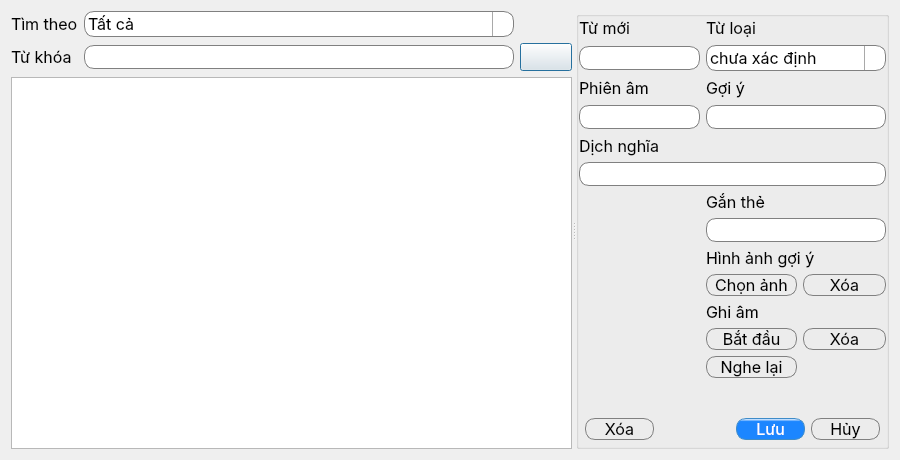
The window that window/interface/form/browser.ui (deserteagle735/memento) describes before a commit, drawn with Qt 5.
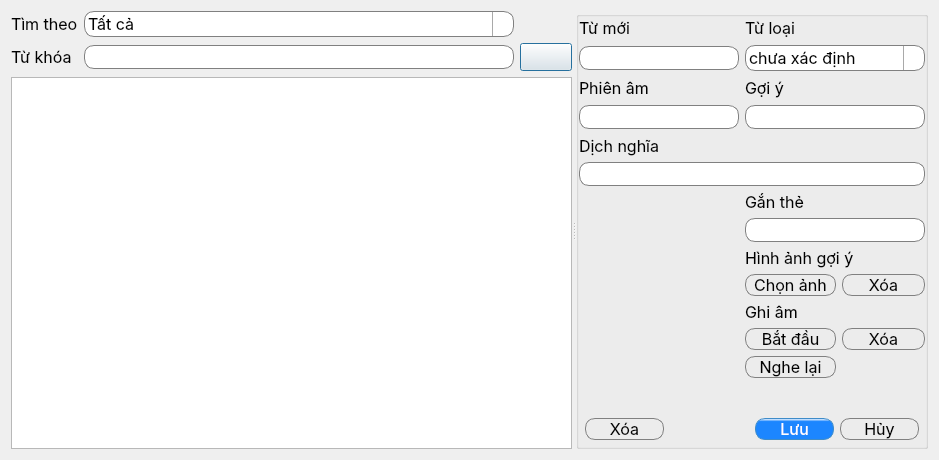
The same window after the commit. Icons and pictures are not drawn.

Diff of the .ui file:
```diff
--- a/window/interface/form/browser.ui
+++ b/window/interface/form/browser.ui
@@ -9,26 +9,23 @@
    <rect>
     <x>0</x>
     <y>0</y>
-    <width>900</width>
+    <width>939</width>
     <height>460</height>
    </rect>
   </property>
-  <property name="minimumSize">
-   <size>
-    <width>900</width>
-    <height>460</height>
-   </size>
-  </property>
   <property name="maximumSize">
    <size>
     <width>16777215</width>
-    <height>11111111</height>
+    <height>16777215</height>
    </size>
   </property>
   <property name="font">
    <font>
     <family>SF Pro Display</family>
     <pointsize>12</pointsize>
+    <weight>50</weight>
+    <italic>false</italic>
+    <bold>false</bold>
    </font>
   </property>
   <property name="windowTitle">
```
